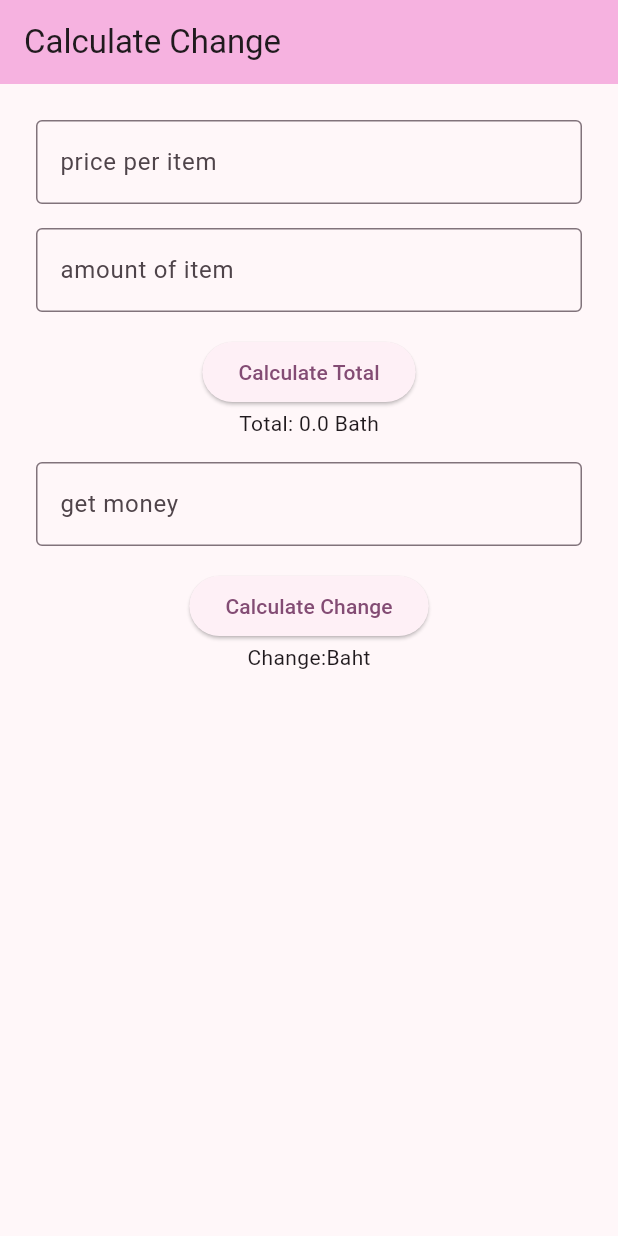
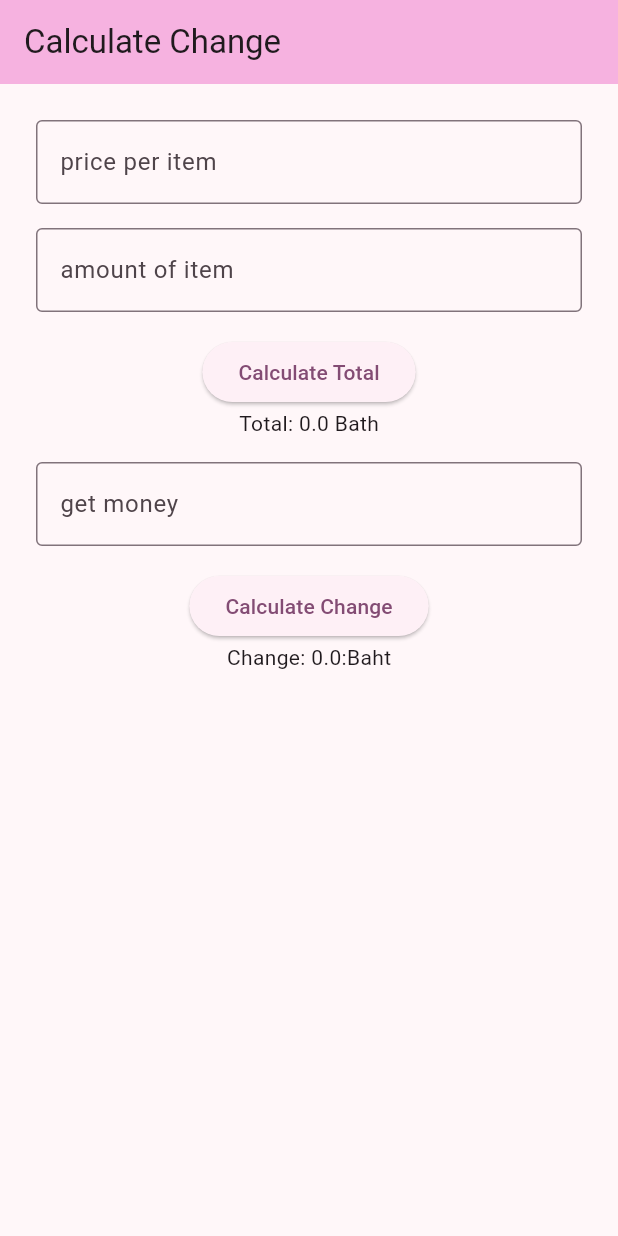
Before and after one commit to pattama422/flutter_2025_firstapp, a Flutter app: the screen it shows after launch, after a tap on "Calculate Change", on a phone screen of 412 x 824 dp. Run offline on Flutter 3.47's test engine with Material 3 defaults, Android fonts, the phone set to English and light mode, and no system bars.

Commit message:
Assignment 1

```diff
--- a/lib/main.dart
+++ b/lib/main.dart
@@ -125,11 +125,18 @@ Widget receiveMoneyTextField() {
 }
 
 Widget changeCalculateButton() {
-  return ElevatedButton(onPressed: (){}, child: Text("Calculate Change"));
+  return ElevatedButton(onPressed: (){
+    if(price.text.isNotEmpty && amount.text.isNotEmpty){
+      setState(() {
+        _change = double.parse(change.text)-_total;
+
+      });
+    }
+  }, child: Text("Calculate Change"));
 }
 
 Widget showChangeText() {
-  return Text("Change:Baht");
+  return Text("Change: $_change:Baht");
 }
 
 
```
